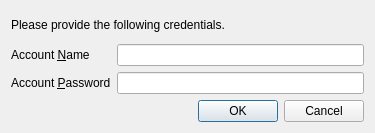
Qt form UI/passwordprompt.ui (xloem/spot-on-svn) before a commit.
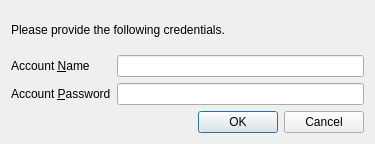
The same form after that commit. Icons and pictures are not drawn.

The edit to the form file:
```diff
--- a/UI/passwordprompt.ui
+++ b/UI/passwordprompt.ui
@@ -7,7 +7,7 @@
     <x>0</x>
     <y>0</y>
     <width>375</width>
-    <height>133</height>
+    <height>144</height>
    </rect>
   </property>
   <property name="windowTitle">
```
Left out of the diff: 2 changed lines with no effect on the pictures.
